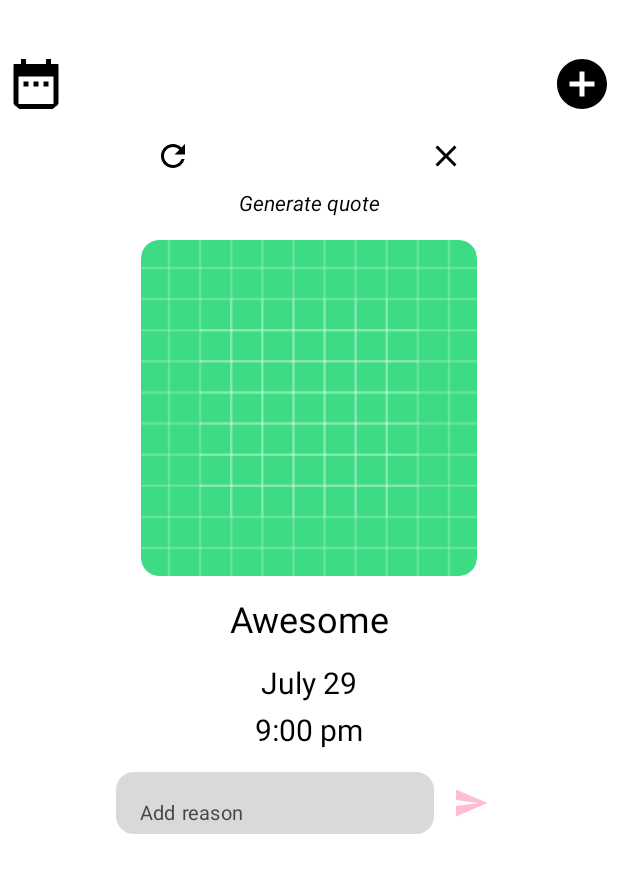
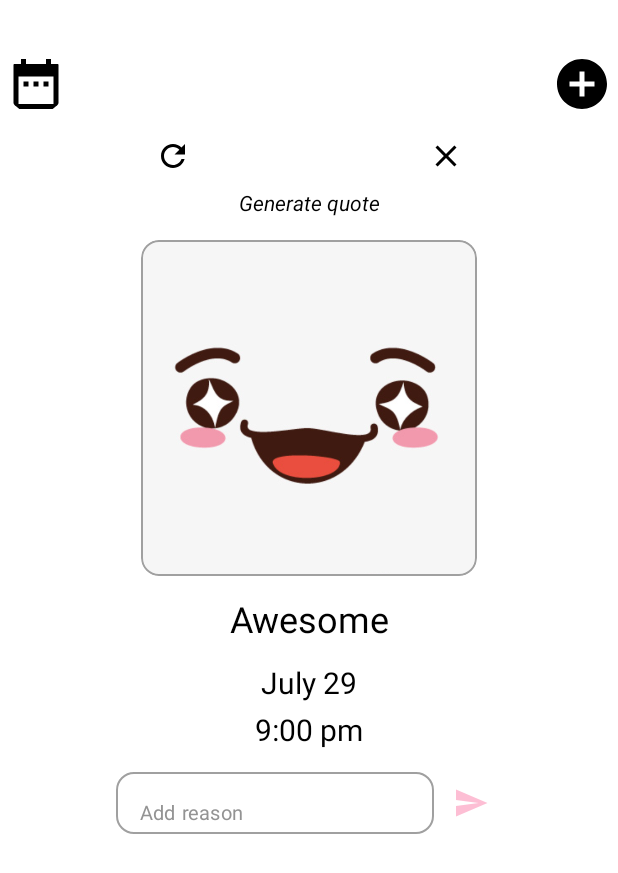
Before and after one commit to JorgeAndreTenorioGuzman/KawaiiMoodTracker, an Android app built with Jetpack Compose: the @Preview function CurrentMoodScreenPreview, on a phone screen of 412 x 824 dp. Shown: the top 873 px of the screen. Run offline under Robolectric (Android 15) with nearby library versions, the phone set to English and light mode, and no system bars.

Commit message:
match more the visual design for CurrentMoodScreen

```diff
--- a/app/src/main/java/com/example/kawaiimoodtracker/CurrentMoodScreen.kt
+++ b/app/src/main/java/com/example/kawaiimoodtracker/CurrentMoodScreen.kt
@@ -1,6 +1,8 @@
 package com.example.kawaiimoodtracker
 
+import androidx.compose.foundation.BorderStroke
 import androidx.compose.foundation.Image
+import androidx.compose.foundation.border
 import androidx.compose.foundation.layout.Arrangement
 import androidx.compose.foundation.layout.Box
 import androidx.compose.foundation.layout.Column
@@ -153,14 +155,17 @@ fun ExpressionImage(modifier: Modifier = Modifier) {
         modifier = modifier
             .size(224.dp)
             .clip(MaterialTheme.shapes.medium)
-
+            .border(
+                width = 1.dp,
+                color = Color(0xFFA0A0A0),
+                shape = MaterialTheme.shapes.medium
+            ),
     ) {
         Image(
-            painter = painterResource(id = R.drawable.ic_launcher_background),
+            painter = painterResource(id = R.drawable.awesome_expression),
             modifier = modifier
                 .fillMaxSize()
                 .clip(MaterialTheme.shapes.medium),
-
             contentDescription = "Expression Image")
     }
 
@@ -185,19 +190,21 @@ fun RecordReason(modifier: Modifier = Modifier) {
             value = "",
             label = { Text(
                 text = "Add reason",
-                fontSize = 13.sp
+                fontSize = 13.sp,
+                color = Color(0xFF939393),
+
             )},
             onValueChange = {},
             modifier = Modifier
                 .width(212.dp)
-                .height(41.dp),
+                .height(41.dp)
+                .border(width = 1.dp, shape = MaterialTheme.shapes.medium, color = Color(0xFFA0A0A0)),
             shape = MaterialTheme.shapes.medium,
             colors = TextFieldDefaults.colors(
                 unfocusedIndicatorColor = Color.Transparent,
                 focusedIndicatorColor = Color.Transparent,
-                unfocusedContainerColor = Color(0xFFD9D9D9)
+                unfocusedContainerColor = Color.Transparent,
             ),
-
         )
         Spacer(modifier = modifier.width(4.dp))
         IconButton(
```
